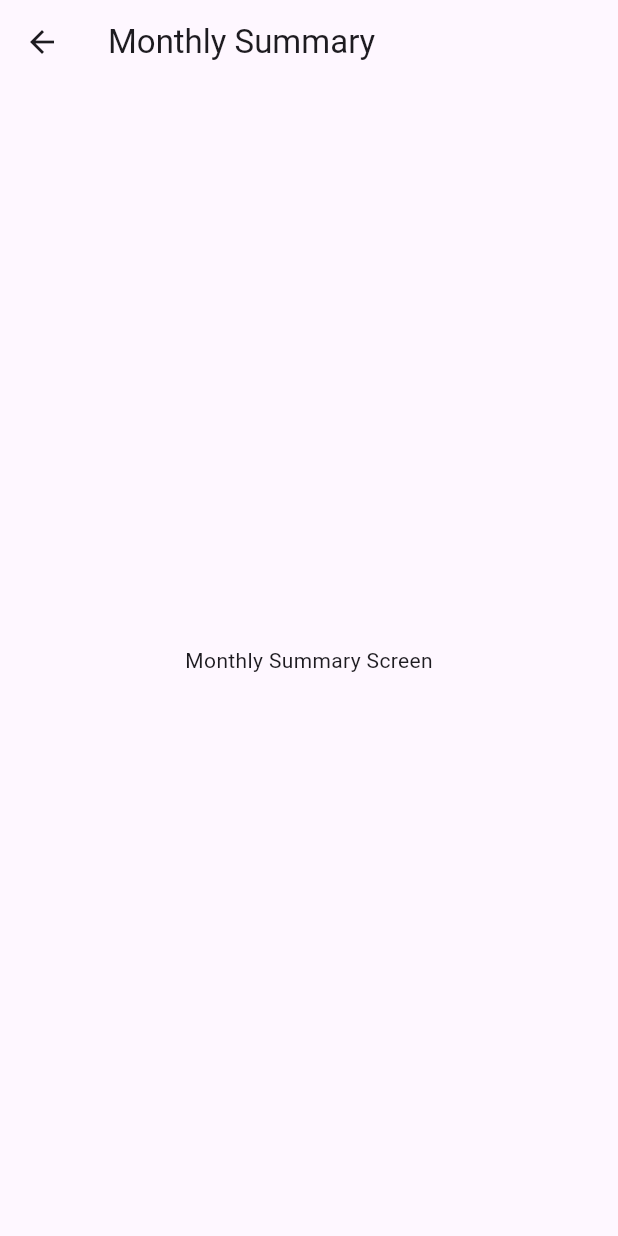
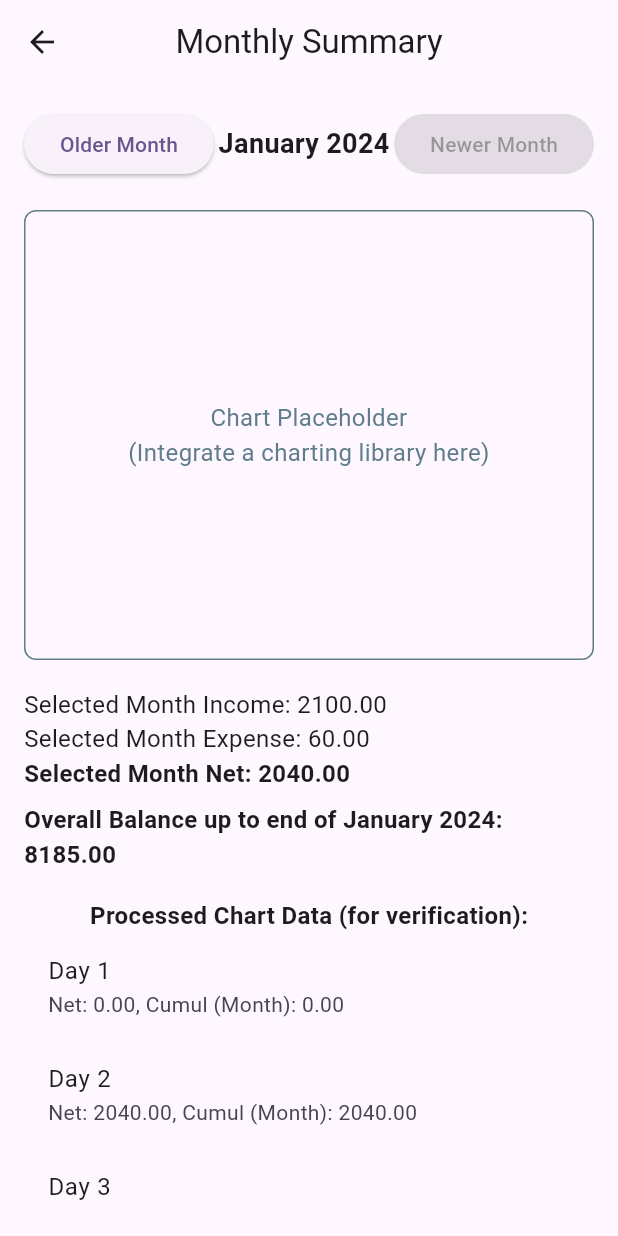
Before and after one commit to Omemo7/Payments-Tracker, a Flutter app: the MonthlySummaryScreen screen opened directly, on a phone screen of 412 x 824 dp. Run offline on Flutter 3.47's test engine with Material 3 defaults, Android fonts, the phone set to English and light mode, and no system bars.

Commit message:
created transactions details and transaction info card with monthly summary

```diff
--- a/lib/main_screen.dart
+++ b/lib/main_screen.dart
@@ -1,5 +1,7 @@
 import 'package:flutter/material.dart';
 import 'add_edit_transaction_screen.dart';
+import 'transaction_details_screen.dart';
+import 'monthly_summary_screen.dart';
 // Placeholder screen for Details
 class DetailsScreen extends StatelessWidget {
   const DetailsScreen({super.key});
@@ -13,18 +15,7 @@ class DetailsScreen extends StatelessWidget {
   }
 }
 
-// Placeholder screen for Monthly Summary
-class MonthlySummaryScreen extends StatelessWidget {
-  const MonthlySummaryScreen({super.key});
 
-  @override
-  Widget build(BuildContext context) {
-    return Scaffold(
-      appBar: AppBar(title: const Text('Monthly Summary')),
-      body: const Center(child: Text('Monthly Summary Screen')),
-    );
-  }
-}
 
 // Placeholder screen for Add operation
 class AddScreen extends StatelessWidget {
@@ -83,7 +74,7 @@ class MainScreen extends StatelessWidget {
                 onPressed: () {
                   Navigator.push(
                     context,
-                    MaterialPageRoute(builder: (context) => const DetailsScreen()),
+                    MaterialPageRoute(builder: (context) => const TransactionDetailsScreen()),
                   );
                 },
               ),
@@ -96,10 +87,15 @@ class MainScreen extends StatelessWidget {
                 ),
                 child: const Text('Monthly Summary'),
                 onPressed: () {
-                  Navigator.push(
-                    context,
-                    MaterialPageRoute(builder: (context) => const MonthlySummaryScreen()),
-                  );
+                  // Navigator.push(
+                  //   context,
+                  //   MaterialPageRoute(builder: (context) => const MonthlySummaryScreen()),
+                  // );
+                  ScaffoldMessenger.of(context).showSnackBar(const SnackBar(
+                    backgroundColor: Colors.orange,
+
+                    content: Text("Not implemented in this version"),
+                  ));
                 },
               ),
               const SizedBox(height: 20),
--- /dev/null
+++ b/lib/monthly_summary_screen.dart
@@ -0,0 +1,253 @@
+import 'package:flutter/material.dart';
+import 'package:intl/intl.dart';
+// Assuming TransactionType is in add_edit_transaction_screen.dart
+// If you moved it to a common file, update the import path.
+import './add_edit_transaction_screen.dart' show TransactionType;
+
+class MonthlySummaryScreen extends StatefulWidget {
+  const MonthlySummaryScreen({super.key});
+
+  @override
+  State<MonthlySummaryScreen> createState() => _MonthlySummaryScreenState();
+}
+
+class _MonthlySummaryScreenState extends State<MonthlySummaryScreen> {
+  final List<Map<String, dynamic>> _allTransactions = [
+    // October 2023
+    {'dateTime': DateTime(2023, 10, 5, 10, 0), 'notes': 'Salary Oct', 'amount': 2000.0, 'transactionType': TransactionType.income},
+    {'dateTime': DateTime(2023, 10, 5, 11, 0), 'notes': 'Groceries', 'amount': 75.0, 'transactionType': TransactionType.expense},
+    {'dateTime': DateTime(2023, 10, 10, 14, 30), 'notes': 'Dinner Out', 'amount': 45.0, 'transactionType': TransactionType.expense},
+    {'dateTime': DateTime(2023, 10, 15, 8, 0), 'notes': 'Freelance Gig', 'amount': 300.0, 'transactionType': TransactionType.income},
+    {'dateTime': DateTime(2023, 10, 28, 17, 0), 'notes': 'Movie Tickets', 'amount': 30.0, 'transactionType': TransactionType.expense},
+
+    // November 2023
+    {'dateTime': DateTime(2023, 11, 1, 9, 0), 'notes': 'Rent Nov', 'amount': 800.0, 'transactionType': TransactionType.expense},
+    {'dateTime': DateTime(2023, 11, 5, 10, 0), 'notes': 'Salary Nov', 'amount': 2000.0, 'transactionType': TransactionType.income},
+    {'dateTime': DateTime(2023, 11, 10, 12, 0), 'notes': 'Utility Bill', 'amount': 120.0, 'transactionType': TransactionType.expense},
+    {'dateTime': DateTime(2023, 11, 10, 13, 0), 'notes': 'Lunch', 'amount': 15.0, 'transactionType': TransactionType.expense},
+    {'dateTime': DateTime(2023, 11, 20, 18, 0), 'notes': 'Online Course', 'amount': 100.0, 'transactionType': TransactionType.expense},
+    {'dateTime': DateTime(2023, 11, 22, 11, 0), 'notes': 'Consulting', 'amount': 500.0, 'transactionType': TransactionType.income},
+
+    // December 2023
+    {'dateTime': DateTime(2023, 12, 3, 10, 0), 'notes': 'Salary Dec', 'amount': 2100.0, 'transactionType': TransactionType.income},
+    {'dateTime': DateTime(2023, 12, 3, 11, 0), 'notes': 'Holiday Shopping', 'amount': 150.0, 'transactionType': TransactionType.expense},
+    {'dateTime': DateTime(2023, 12, 10, 15, 0), 'notes': 'Gas', 'amount': 40.0, 'transactionType': TransactionType.expense},
+    {'dateTime': DateTime(2023, 12, 10, 16, 0), 'notes': 'More Holiday Shopping', 'amount': 80.0, 'transactionType': TransactionType.expense},
+    {'dateTime': DateTime(2023, 12, 15, 9, 0), 'notes': 'Bonus', 'amount': 750.0, 'transactionType': TransactionType.income},
+    {'dateTime': DateTime(2023, 12, 20, 19, 0), 'notes': 'New Year Party Contribution', 'amount': 50.0, 'transactionType': TransactionType.expense},
+
+    // January 2024
+    {'dateTime': DateTime(2024, 1, 2, 10, 0), 'notes': 'Salary Jan', 'amount': 2100.0, 'transactionType': TransactionType.income},
+    {'dateTime': DateTime(2024, 1, 2, 14, 0), 'notes': 'Gym Membership', 'amount': 60.0, 'transactionType': TransactionType.expense},
+  ];
+
+  List<DateTime> _availableMonths = [];
+  int _currentMonthIndex = -1;
+  List<Map<String, dynamic>> _selectedMonthChartData = [];
+
+  double _selectedMonthIncome = 0.0;
+  double _selectedMonthExpense = 0.0;
+  double _selectedMonthNet = 0.0;
+  double _overallBalanceAtEndOfSelectedMonth = 0.0;
+
+  @override
+  void initState() {
+    super.initState();
+    _processAvailableMonths();
+    if (_availableMonths.isNotEmpty) {
+      _currentMonthIndex = 0; // Default to the most recent month
+      _prepareChartDataForSelectedMonth();
+    }
+  }
+
+  void _processAvailableMonths() {
+    if (_allTransactions.isEmpty) return;
+
+    final Set<DateTime> uniqueMonthsSet = {};
+    for (var transaction in _allTransactions) {
+      final DateTime dt = transaction['dateTime'] as DateTime;
+      uniqueMonthsSet.add(DateTime(dt.year, dt.month, 1));
+    }
+    _availableMonths = uniqueMonthsSet.toList();
+    _availableMonths.sort((a, b) => b.compareTo(a));
+  }
+
+  void _prepareChartDataForSelectedMonth() {
+    if (_currentMonthIndex < 0 || _currentMonthIndex >= _availableMonths.length) {
+      setState(() {
+        _selectedMonthChartData = [];
+        _selectedMonthIncome = 0.0;
+        _selectedMonthExpense = 0.0;
+        _selectedMonthNet = 0.0;
+        _overallBalanceAtEndOfSelectedMonth = 0.0;
+      });
+      return;
+    }
+
+    final DateTime selectedMonthDate = _availableMonths[_currentMonthIndex];
+    final List<Map<String, dynamic>> transactionsForMonth = _allTransactions.where((t) {
+      final DateTime dt = t['dateTime'] as DateTime;
+      return dt.year == selectedMonthDate.year && dt.month == selectedMonthDate.month;
+    }).toList();
+
+    double monthIncome = 0.0;
+    double monthExpense = 0.0;
+
+    for (var transaction in transactionsForMonth) {
+      final double amount = transaction['amount'] as double;
+      final TransactionType type = transaction['transactionType'] as TransactionType;
+      if (type == TransactionType.income) {
+        monthIncome += amount;
+      } else {
+        monthExpense += amount;
+      }
+    }
+    final double monthNet = monthIncome - monthExpense;
+
+    final int daysInMonth = DateTime(selectedMonthDate.year, selectedMonthDate.month + 1, 0).day;
+    final List<Map<String, dynamic>> chartData = [];
+    double cumulativeBalanceForMonth = 0;
+
+    for (int day = 1; day <= daysInMonth; day++) {
+      double dailyNet = 0;
+      for (var transaction in transactionsForMonth) {
+        final DateTime dt = transaction['dateTime'] as DateTime;
+        if (dt.day == day) {
+          final double amount = transaction['amount'] as double;
+          final TransactionType type = transaction['transactionType'] as TransactionType;
+          dailyNet += (type == TransactionType.income ? amount : -amount);
+        }
+      }
+      cumulativeBalanceForMonth += dailyNet;
+      chartData.add({
+        'day': day,
+        'dailyNet': dailyNet,
+        'cumulativeBalance': cumulativeBalanceForMonth,
+      });
+    }
+
+    double overallBalance = 0.0;
+    final DateTime lastDayOfSelectedMonth = DateTime(selectedMonthDate.year, selectedMonthDate.month, daysInMonth, 23, 59, 59);
+    for (var transaction in _allTransactions) {
+      final DateTime dt = transaction['dateTime'] as DateTime;
+      if (dt.isBefore(lastDayOfSelectedMonth) || dt.isAtSameMomentAs(lastDayOfSelectedMonth)) {
+        final double amount = transaction['amount'] as double;
+        final TransactionType type = transaction['transactionType'] as TransactionType;
+        overallBalance += (type == TransactionType.income ? amount : -amount);
+      }
+    }
+
+    setState(() {
+      _selectedMonthChartData = chartData;
+      _selectedMonthIncome = monthIncome;
+      _selectedMonthExpense = monthExpense;
+      _selectedMonthNet = monthNet;
+      _overallBalanceAtEndOfSelectedMonth = overallBalance;
+    });
+  }
+
+  void _goToPreviousMonth() {
+    if (_currentMonthIndex < _availableMonths.length - 1) {
+      setState(() {
+        _currentMonthIndex++;
+        _prepareChartDataForSelectedMonth();
+      });
+    }
+  }
+
+  void _goToNextMonth() {
+    if (_currentMonthIndex > 0) {
+      setState(() {
+        _currentMonthIndex--;
+        _prepareChartDataForSelectedMonth();
+      });
+    }
+  }
+
+  String get _formattedCurrentMonth {
+    if (_currentMonthIndex < 0 || _currentMonthIndex >= _availableMonths.length) {
+      return "No data";
+    }
+    return DateFormat.yMMMM().format(_availableMonths[_currentMonthIndex]);
+  }
+
+  @override
+  Widget build(BuildContext context) {
+    return Scaffold(
+      appBar: AppBar(
+        title: const Text('Monthly Summary'),
+        centerTitle: true,
+      ),
+      body: Padding(
+        padding: const EdgeInsets.all(16.0),
+        child: Column(
+          children: [
+            Row(
+              mainAxisAlignment: MainAxisAlignment.spaceBetween,
+              children: [
+                ElevatedButton(
+                  onPressed: _currentMonthIndex < _availableMonths.length - 1 ? _goToPreviousMonth : null,
+                  child: const Text('Older Month'),
+                ),
+                Text(
+                  _formattedCurrentMonth,
+                  style: const TextStyle(fontSize: 18, fontWeight: FontWeight.bold),
+                ),
+                ElevatedButton(
+                  onPressed: _currentMonthIndex > 0 ? _goToNextMonth : null,
+                  child: const Text('Newer Month'),
+                ),
+              ],
+            ),
+            const SizedBox(height: 20),
+            Container(
+              height: 300,
+              width: double.infinity,
+              decoration: BoxDecoration(
+                border: Border.all(color: Colors.blueGrey),
+                borderRadius: BorderRadius.circular(8),
+              ),
+              child: const Center(
+                child: Text(
+                  'Chart Placeholder\n(Integrate a charting library here)',
+                  textAlign: TextAlign.center,
+                  style: TextStyle(color: Colors.blueGrey, fontSize: 16),
+                ),
+              ),
+            ),
+            const SizedBox(height: 10),
+            Padding(
+              padding: const EdgeInsets.symmetric(vertical: 8.0),
+              child: Column(
+                crossAxisAlignment: CrossAxisAlignment.start,
+                children: [
+                  Text('Selected Month Income: ${_selectedMonthIncome.toStringAsFixed(2)}', style: const TextStyle(fontSize: 16)),
+                  Text('Selected Month Expense: ${_selectedMonthExpense.toStringAsFixed(2)}', style: const TextStyle(fontSize: 16)),
+                  Text('Selected Month Net: ${_selectedMonthNet.toStringAsFixed(2)}', style: const TextStyle(fontSize: 16, fontWeight: FontWeight.bold)),
+                  const SizedBox(height: 8),
+                  Text('Overall Balance up to end of $_formattedCurrentMonth: ${_overallBalanceAtEndOfSelectedMonth.toStringAsFixed(2)}', style: const TextStyle(fontSize: 16, fontWeight: FontWeight.bold)),
+                ],
+              ),
+            ),
+            const SizedBox(height: 10),
+            const Text('Processed Chart Data (for verification):', style: TextStyle(fontSize: 16, fontWeight: FontWeight.bold)),
+            Expanded(
+              child: _selectedMonthChartData.isEmpty
+                  ? const Center(child: Text('No transactions for this month.'))
+                  : ListView.builder(
+                      itemCount: _selectedMonthChartData.length,
+                      itemBuilder: (context, index) {
+                        final data = _selectedMonthChartData[index];
+                        return ListTile(
+                          title: Text('Day ${data['day']}'),
+                          subtitle: Text('Net: ${data['dailyNet'].toStringAsFixed(2)}, Cumul (Month): ${data['cumulativeBalance'].toStringAsFixed(2)}'),
+                        );
+                      },
+                    ),
+            ),
+          ],
+        ),
+      ),
+    );
+  }
+}
```
Also changed, not shown: lib/add_edit_transaction_screen.dart (+18 -10 lines), lib/transaction_details_screen.dart (added, +156 -0 lines), lib/transaction_info_card.dart (added, +128 -0 lines).
